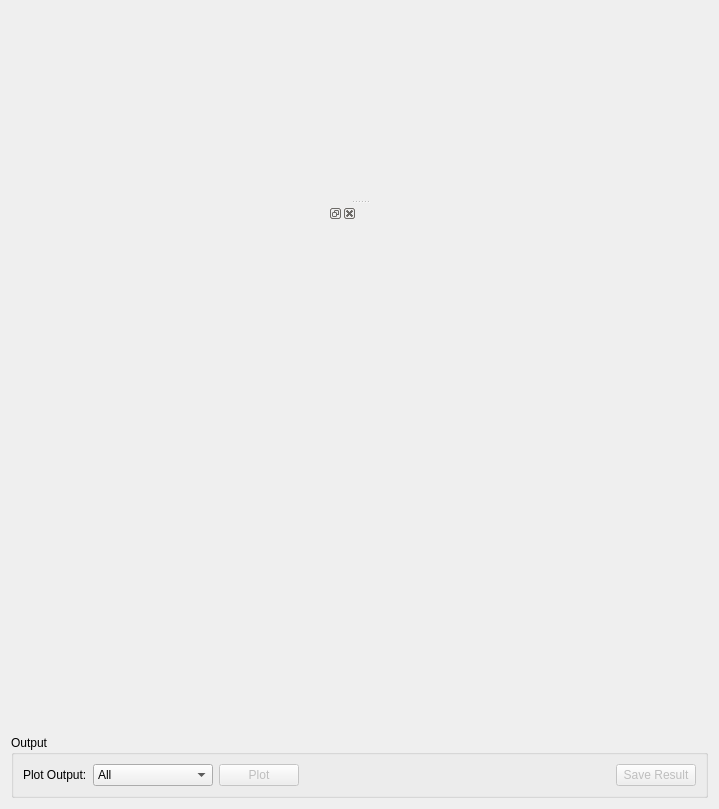
This is qt/scientific_interfaces/Indirect/ConvFit.ui in mantidproject/mantid as Qt 5 draws it before an edit. The edited form follows.
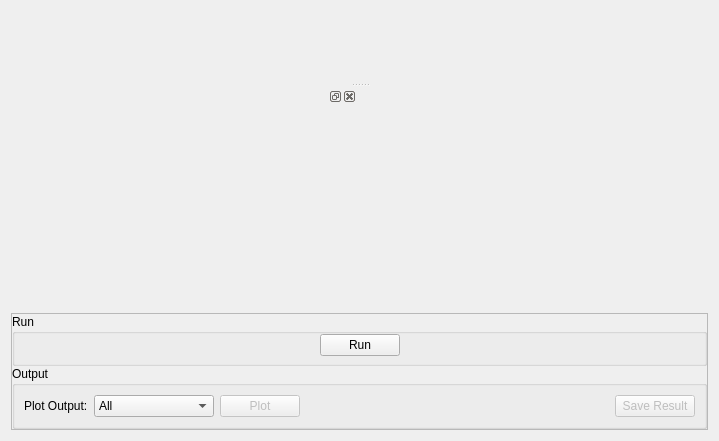
This is the edited form. Custom widgets are drawn as their Qt base class.

Commit message: Move Run button to allow disabling Refs #22844

Patch:
```diff
--- a/qt/scientific_interfaces/Indirect/ConvFit.ui
+++ b/qt/scientific_interfaces/Indirect/ConvFit.ui
@@ -7,7 +7,7 @@
     <x>0</x>
     <y>0</y>
     <width>719</width>
-    <height>809</height>
+    <height>441</height>
    </rect>
   </property>
   <property name="windowTitle">
@@ -48,6 +48,30 @@
         </layout>
        </item>
        <item>
+        <widget class="QFrame" name="frame">
+         <property name="frameShape">
+          <enum>QFrame::StyledPanel</enum>
+         </property>
+         <property name="frameShadow">
+          <enum>QFrame::Raised</enum>
+         </property>
+         <layout class="QVBoxLayout" name="verticalLayout_3">
+          <property name="spacing">
+           <number>0</number>
+          </property>
+          <property name="leftMargin">
+           <number>0</number>
+          </property>
+          <property name="topMargin">
+           <number>0</number>
+          </property>
+          <property name="rightMargin">
+           <number>0</number>
+          </property>
+          <property name="bottomMargin">
+           <number>0</number>
+          </property>
+          <item>
         <layout class="QHBoxLayout" name="loSpectrumView" stretch="0">
          <property name="topMargin">
           <number>0</number>
@@ -70,6 +94,54 @@
          </item>
         </layout>
        </item>
+          <item>
+           <widget class="QGroupBox" name="gbRun">
+            <property name="title">
+             <string>Run</string>
+            </property>
+            <layout class="QHBoxLayout" name="horizontalLayout">
+             <property name="topMargin">
+              <number>0</number>
+             </property>
+             <property name="bottomMargin">
+              <number>7</number>
+             </property>
+             <item>
+              <spacer name="horizontalSpacer">
+               <property name="orientation">
+                <enum>Qt::Horizontal</enum>
+               </property>
+               <property name="sizeHint" stdset="0">
+                <size>
+                 <width>40</width>
+                 <height>20</height>
+                </size>
+               </property>
+              </spacer>
+             </item>
+             <item>
+              <widget class="QPushButton" name="pbRun">
+               <property name="text">
+                <string>Run</string>
+               </property>
+              </widget>
+             </item>
+             <item>
+              <spacer name="horizontalSpacer_2">
+               <property name="orientation">
+                <enum>Qt::Horizontal</enum>
+               </property>
+               <property name="sizeHint" stdset="0">
+                <size>
+                 <width>40</width>
+                 <height>20</height>
+                </size>
+               </property>
+              </spacer>
+             </item>
+            </layout>
+           </widget>
+          </item>
        <item>
         <widget class="QGroupBox" name="gbOutput">
          <property name="title">
@@ -145,6 +217,9 @@
             <property name="text">
              <string>Save Result</string>
             </property>
+              </widget>
+             </item>
+            </layout>
            </widget>
           </item>
          </layout>
```
Lines whose indentation alone changed are shown as unchanged. The commit also changes 23 other files.
